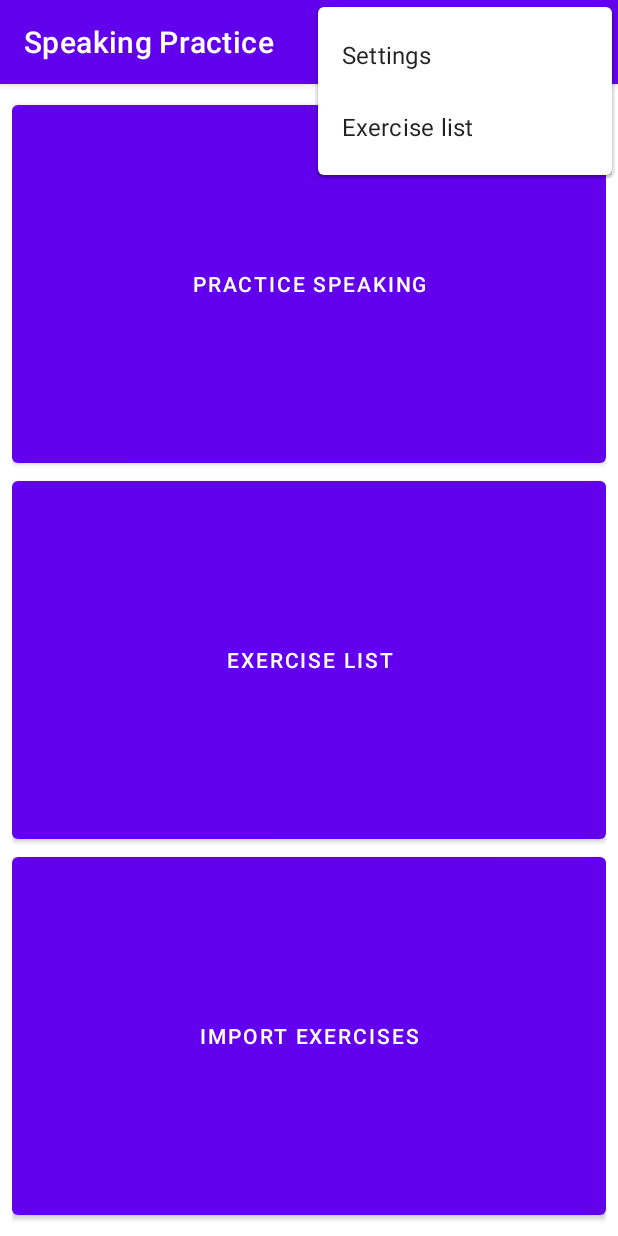
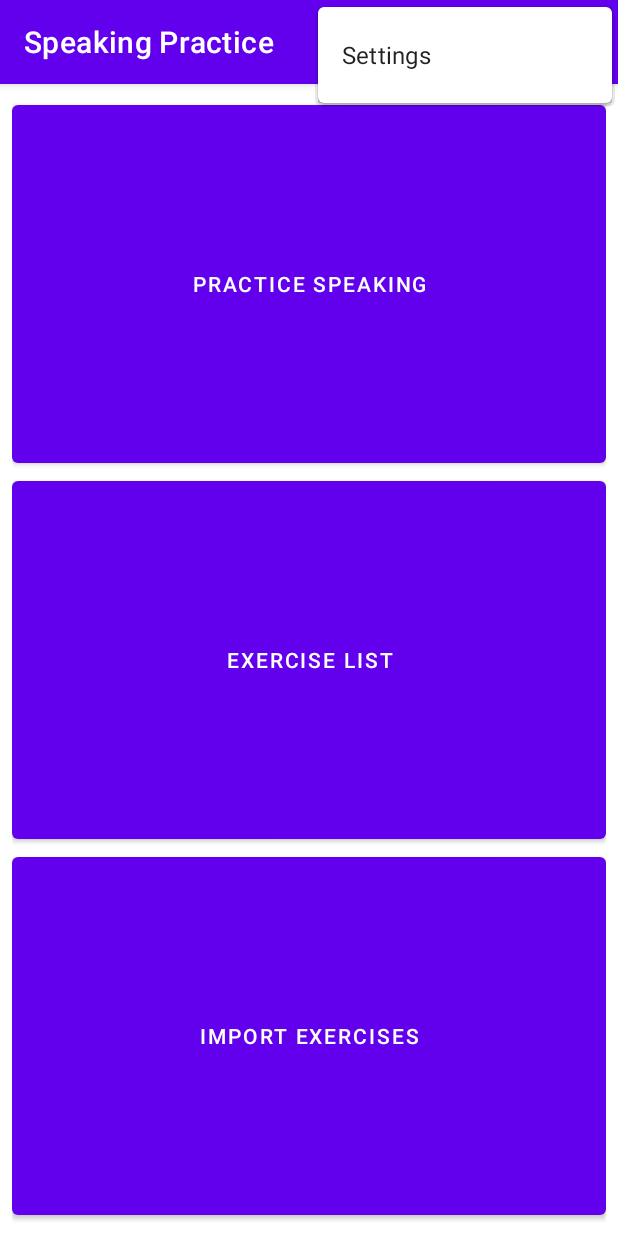
Before and after one commit to clloret/speaking-practice, an Android app: the screen it shows after launch (MainActivity), with the options menu open, on a phone screen of 412 x 824 dp. Run offline under Robolectric (Android 15) with nearby library versions, the light colour scheme and no system bars; our stand-ins replace Timber, navigation-ui.

```diff
--- a/app/src/main/res/menu/menu_main.xml
+++ b/app/src/main/res/menu/menu_main.xml
@@ -9,9 +9,4 @@
         android:title="@string/action_settings"
         app:showAsAction="never" />
 
-    <item
-        android:id="@+id/action_exercise_list"
-        android:orderInCategory="101"
-        android:title="@string/action_exercise_list"
-        app:showAsAction="never" />
 </menu>
```
Also changed, not shown: app/src/main/java/com/clloret/speakingpractice/MainActivity.kt (+0 -16 lines), app/src/main/java/com/clloret/speakingpractice/exercise/list/ExerciseListFragment.kt (+3 -6 lines).
